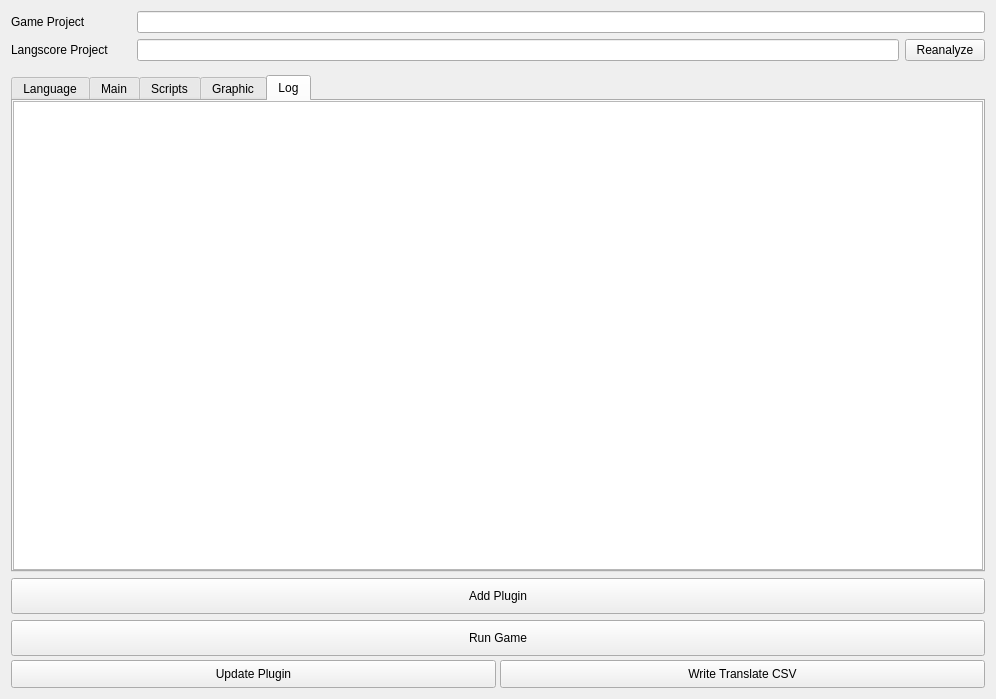
Old version of the form src/ui/WriteModeComponent.ui in the repository MUkoutyan/langscore-app.
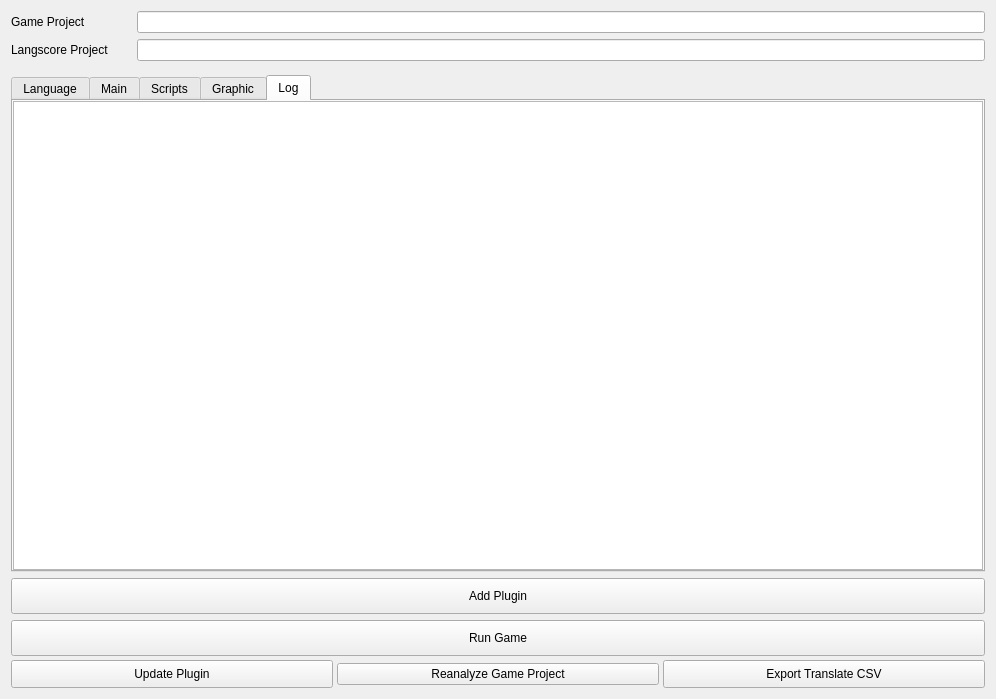
New version of the form. Icons and pictures are not drawn. Custom widgets are drawn as their Qt base class.

```diff
--- a/src/ui/WriteModeComponent.ui
+++ b/src/ui/WriteModeComponent.ui
@@ -72,13 +72,6 @@
        </property>
       </widget>
      </item>
-     <item>
-      <widget class="QPushButton" name="updateButton">
-       <property name="text">
-        <string>Reanalyze</string>
-       </property>
-      </widget>
-     </item>
     </layout>
    </item>
    <item>
@@ -342,6 +335,13 @@
           </property>
          </widget>
         </item>
+        <item>
+         <widget class="QPushButton" name="updateButton">
+          <property name="text">
+           <string>Reanalyze Game Project</string>
+          </property>
+         </widget>
+        </item>
         <item>
          <widget class="QPushButton" name="writeButton">
           <property name="sizePolicy">
@@ -363,7 +363,7 @@
            </size>
           </property>
           <property name="text">
-           <string>Write Translate CSV</string>
+           <string>Export Translate CSV</string>
           </property>
          </widget>
         </item>
```
